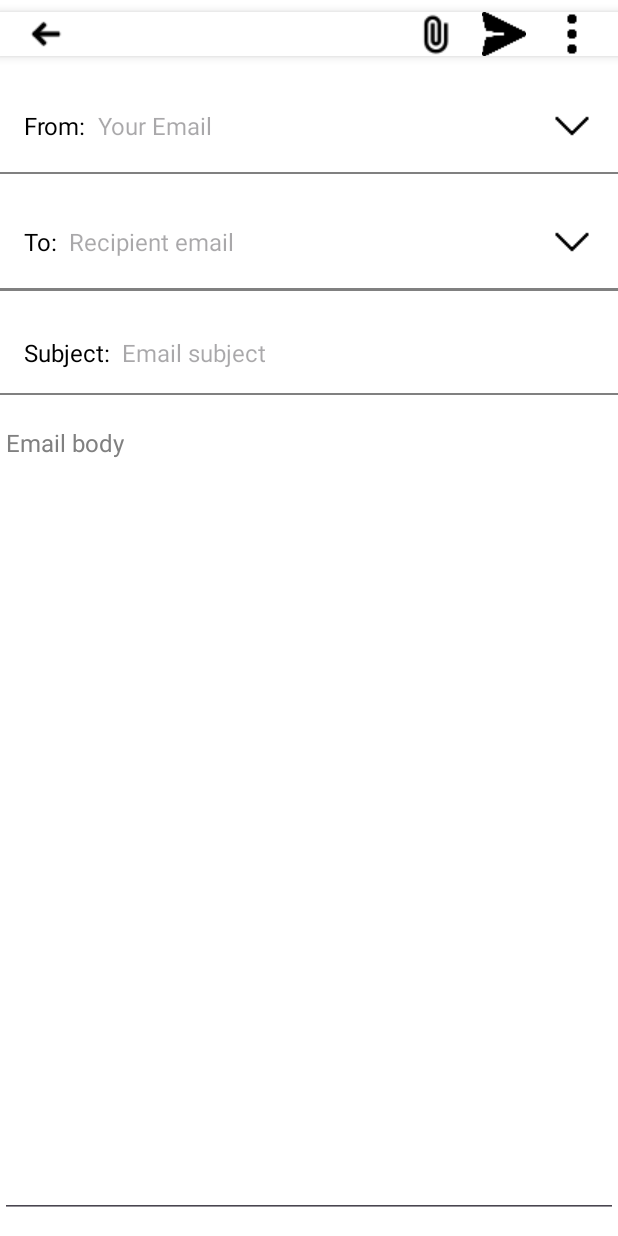
After one commit to minhnguyenquang1709/android-email-client, an Android app: the WriteActivity screen opened directly, with no data from a screen before it, on a phone screen of 412 x 824 dp. The commit adds this screen. Run offline under Robolectric (Android 15) with nearby library versions, the phone set to English and light mode, and no system bars; libraries missing offline, so code that uses them is left out: jakarta.mail, jakarta.mail.internet; 2 statements that could not run were skipped.

Commit message:
merge WriteActivity

```diff
--- a/app/src/main/AndroidManifest.xml
+++ b/app/src/main/AndroidManifest.xml
@@ -37,10 +37,8 @@
             android:exported="false" /><activity
         android:name=".Activity.HelpFeedbackActivity"
         android:exported="false" />
-        <activity android:name=".Activity.GeneralSettingActivity">
-            <!-- Optional: Define launchMode or other settings -->
-        </activity>
-
+        <activity android:name=".Activity.GeneralSettingActivity"/>
+        <activity android:name=".Activity.WriteActivity"/>
 
     </application>
 
--- a/app/src/main/java/vn/edu/usth/email/Activity/SearchActivity.java
+++ b/app/src/main/java/vn/edu/usth/email/Activity/SearchActivity.java
@@ -73,6 +73,8 @@ public class SearchActivity extends AppCompatActivity {
                     startTrashActivity(userId, accessToken);
                 } else if (itemId == R.id.helpnfeedback) {
                     startActivity(new Intent(SearchActivity.this, HelpFeedbackActivity.class));
+                } else if (itemId == R.id.compose){
+                    startWriteActivity(userId, accessToken);
                 }
 
                 // Close the drawer after an item is clicked
@@ -90,7 +92,7 @@ public class SearchActivity extends AppCompatActivity {
                 if (!(this instanceof SearchActivity)) {
                     startActivity(new Intent(SearchActivity.this, SearchActivity.class));
                 }
-            } else if (itemId == R.id.video_icon) {
+            } else if (itemId == R.id.settings_icon) {
                 startActivity(new Intent(SearchActivity.this, GeneralSettingActivity.class));
             }
             return true;
@@ -125,6 +127,13 @@ public class SearchActivity extends AppCompatActivity {
     // Define separate methods for each activity to start
     private void startStarredActivity(String userId, String accessToken) {
         Intent intent = new Intent(SearchActivity.this, StarredActivity.class);
+        intent.putExtra("userId", userId);
+        intent.putExtra("accessToken", accessToken);
+        startActivity(intent);
+    }
+
+    private void startWriteActivity(String userId, String accessToken) {
+        Intent intent = new Intent(SearchActivity.this, WriteActivity.class);
         intent.putExtra("userId", userId);
         intent.putExtra("accessToken", accessToken);
         startActivity(intent);
@@ -166,6 +175,7 @@ public class SearchActivity extends AppCompatActivity {
     // Fetch emails based on search term
     private void fetchEmailsMessages(String userId, Gmail service, String searchTerm) {
         new Thread(() -> {
+            Log.i("fetch messages", "begin fetching email messages...");
             List<Email> emailList = new ArrayList<>();
             try {
                 ListMessagesResponse listResponse = service.users().messages().list(userId).setQ(searchTerm.isEmpty() ? "" : searchTerm).execute();
--- a/app/src/main/java/vn/edu/usth/email/Activity/SendActivity.java
+++ b/app/src/main/java/vn/edu/usth/email/Activity/SendActivity.java
@@ -116,6 +116,8 @@ public class SendActivity extends AppCompatActivity {
             NavigationHelper.navigateToActivity(this, TrashActivity.class, userId, accessToken);
         } else if (itemId == R.id.helpnfeedback) {
             startActivity(new Intent(this, HelpFeedbackActivity.class));
+        } else if (itemId == R.id.compose){
+            NavigationHelper.navigateToActivity(this, WriteActivity.class, userId, accessToken);
         }
     }
 
@@ -124,7 +126,7 @@ public class SendActivity extends AppCompatActivity {
 
         if (itemId == R.id.mail_icon) {
             NavigationHelper.navigateToActivity(this, SendActivity.class, userId, accessToken);
-        } else if (itemId == R.id.video_icon) {
+        } else if (itemId == R.id.settings_icon) {
             NavigationHelper.navigateToActivity(this, GeneralSettingActivity.class, userId, accessToken);
         }
     }
--- a/app/src/main/java/vn/edu/usth/email/Activity/StarredActivity.java
+++ b/app/src/main/java/vn/edu/usth/email/Activity/StarredActivity.java
@@ -116,6 +116,8 @@ public class StarredActivity extends AppCompatActivity {
             NavigationHelper.navigateToActivity(this, TrashActivity.class, userId, accessToken);
         } else if (itemId == R.id.helpnfeedback) {
             startActivity(new Intent(this, HelpFeedbackActivity.class));
+        } else if (itemId == R.id.compose){
+            NavigationHelper.navigateToActivity(this, WriteActivity.class, userId, accessToken);
         }
     }
 
@@ -124,7 +126,7 @@ public class StarredActivity extends AppCompatActivity {
 
         if (itemId == R.id.mail_icon) {
             NavigationHelper.navigateToActivity(this, StarredActivity.class, userId, accessToken);
-        } else if (itemId == R.id.video_icon) {
+        } else if (itemId == R.id.settings_icon) {
             NavigationHelper.navigateToActivity(this, GeneralSettingActivity.class, userId, accessToken);
         }
     }
--- a/app/src/main/java/vn/edu/usth/email/Activity/TrashActivity.java
+++ b/app/src/main/java/vn/edu/usth/email/Activity/TrashActivity.java
@@ -116,6 +116,8 @@ public class TrashActivity extends AppCompatActivity {
             NavigationHelper.navigateToActivity(this, TrashActivity.class, userId, accessToken);
         } else if (itemId == R.id.helpnfeedback) {
             startActivity(new Intent(this, HelpFeedbackActivity.class));
+        } else if (itemId == R.id.compose){
+            NavigationHelper.navigateToActivity(this, WriteActivity.class, userId, accessToken);
         }
     }
 
@@ -124,7 +126,7 @@ public class TrashActivity extends AppCompatActivity {
 
         if (itemId == R.id.mail_icon) {
             NavigationHelper.navigateToActivity(this, TrashActivity.class, userId, accessToken);
-        } else if (itemId == R.id.video_icon) {
+        } else if (itemId == R.id.settings_icon) {
             NavigationHelper.navigateToActivity(this, GeneralSettingActivity.class, userId, accessToken);
         }
     }
--- /dev/null
+++ b/app/src/main/java/vn/edu/usth/email/Activity/WriteActivity.java
@@ -0,0 +1,209 @@
+package vn.edu.usth.email.Activity;
+
+import android.content.Intent;
+import android.net.Uri;
+import android.os.Bundle;
+import android.os.Handler;
+import android.os.Looper;
+import android.util.Log;
+import android.view.View;
+import android.widget.EditText;
+import android.widget.ImageButton;
+import android.widget.Toast;
+
+import androidx.annotation.NonNull;
+import androidx.appcompat.app.AppCompatActivity;
+import androidx.core.graphics.Insets;
+import androidx.core.view.ViewCompat;
+import androidx.core.view.WindowInsetsCompat;
+
+import com.google.api.client.googleapis.javanet.GoogleNetHttpTransport;
+import com.google.api.client.http.javanet.NetHttpTransport;
+import com.google.api.client.json.JsonFactory;
+import com.google.api.client.json.gson.GsonFactory;
+import com.google.api.client.util.Base64;
+import com.google.api.services.gmail.Gmail;
+
+import java.io.ByteArrayOutputStream;
+import java.io.IOException;
+import java.security.GeneralSecurityException;
+import java.util.Properties;
+
+import jakarta.mail.Message;
+import jakarta.mail.MessagingException;
+import jakarta.mail.Session;
+import jakarta.mail.internet.InternetAddress;
+import jakarta.mail.internet.MimeMessage;
+import vn.edu.usth.email.R;
+
+public class WriteActivity extends AppCompatActivity {
+    private static final int PICK_FILE_REQUEST = 1;
+
+    private ImageButton sendEmailButton;
+    private ImageButton backButton;
+    private ImageButton moreOptionsButton;
+    private ImageButton fromArrowButton;
+    private ImageButton toArrowButton;
+    private EditText fromEmailField;
+    private EditText toEmailField;
+    private EditText subjectField;
+    private EditText bodyField;
+    private Uri selectedFileUri;
+    private String accessToken;
+    private String userId;
+    private Gmail service;
+    private Handler handler;
+
+    public WriteActivity(){
+        accessToken = null;
+        userId = null;
+        service = null;
+
+        this.handler = new Handler(Looper.getMainLooper()){
+            @Override
+            public void handleMessage(@NonNull android.os.Message msg) {
+                // executed in the main thread
+                String content = msg.getData().toString();
+                Toast.makeText(WriteActivity.this, content, Toast.LENGTH_SHORT).show();
+                Log.i("Handler", content);
+            }
+        };;
+    }
+
+    @Override
+    protected void onCreate(Bundle savedInstanceState ) {
+        super.onCreate(savedInstanceState);
+        setContentView(R.layout.activity_write);
+        ViewCompat.setOnApplyWindowInsetsListener(findViewById(R.id.activity_write), (v, insets) -> {
+            Insets systemBars = insets.getInsets(WindowInsetsCompat.Type.systemBars());
+            v.setPadding(systemBars.left, systemBars.top, systemBars.right, systemBars.bottom);
+            return insets;
+
+        });
+
+        // retrieve data from previous Activity
+        Intent intent = getIntent();
+        accessToken = intent.getStringExtra("accessToken");
+        userId = intent.getStringExtra("userId");
+        try {
+            service = initializeGmailApiService(accessToken);
+        } catch (GeneralSecurityException e) {
+            throw new RuntimeException(e);
+        } catch (IOException e) {
+            throw new RuntimeException(e);
+        }
+
+        sendEmailButton = findViewById(R.id.send_email_button);
+        backButton = findViewById(R.id.back_arrow);
+        moreOptionsButton = findViewById(R.id.more_options_button);
+        fromArrowButton = findViewById(R.id.from_arrow_button);
+        toArrowButton = findViewById(R.id.to_arrow_button);
+        fromEmailField = findViewById(R.id.input_email);
+        toEmailField = findViewById(R.id.input_to_email);
+        subjectField = findViewById(R.id.input_subject);
+        bodyField = findViewById(R.id.input_email_body);
+
+        // Set listeners for the buttons
+        sendEmailButton.setOnClickListener(new View.OnClickListener() {
+            @Override
+            public void onClick(View v) {
+                String to = toEmailField.getText().toString();
+                String from = userId;
+                String subject = subjectField.getText().toString();
+                String body = bodyField.getText().toString();
+                MimeMessage message = null;
+                try {
+                    message = createEmail(to, from, subject, body);
+                } catch (MessagingException e) {
+                    throw new RuntimeException(e);
+                }
+
+                if (message != null){
+                    try {
+                        sendEmail(service, userId, message, handler);
+                    } catch (MessagingException e) {
+                        throw new RuntimeException(e);
+                    } catch (IOException e) {
+                        throw new RuntimeException(e);
+                    }
+                }
+                else{
+                    Log.e("Compose Error", "Couldn't make MIME message!");
+                }
+            }
+        });
+
+        backButton.setOnClickListener(new View.OnClickListener() {
+            @Override
+            public void onClick(View v) {
+                getOnBackPressedDispatcher().onBackPressed();
+            }
+        });
+    }
+
+    private Gmail initializeGmailApiService(String accessToken) throws GeneralSecurityException, IOException {
+        Log.i("GmailAPI", "start getting email data...");
+        final NetHttpTransport HTTP_TRANSPORT = GoogleNetHttpTransport.newTrustedTransport();
+        final JsonFactory JSON_FACTORY = GsonFactory.getDefaultInstance();;
+
+        Gmail service;
+        service = new Gmail.Builder(HTTP_TRANSPORT, JSON_FACTORY, request -> {
+            request.setInterceptor(httpRequest->{
+                // set the access token in the request header
+                httpRequest.getHeaders().setAuthorization("Bearer " + accessToken);
+            });
+        }).build();
+
+        return service;
+    }
+
+    // build a MIME message
+    private MimeMessage createEmail(String to, String from, String subject, String messageBody) throws MessagingException {
+        Properties props = new Properties();
+        Session session = Session.getInstance(props, null);
+
+        MimeMessage email = new MimeMessage(session);
+        email.setFrom(new InternetAddress(from));
+        email.addRecipients(Message.RecipientType.TO, String.valueOf(new InternetAddress(to)));
+        email.setSubject(subject);
+        email.setText(messageBody);
+
+        return email;
+    }
+
+    private com.google.api.services.gmail.model.Message createGmailMessage(MimeMessage emailContent) throws MessagingException, IOException{
+        ByteArrayOutputStream buffer = new ByteArrayOutputStream();
+        emailContent.writeTo(buffer);
+        byte[] rawEmail = buffer.toByteArray();
+        String encodedEmail = Base64.encodeBase64URLSafeString(rawEmail);
+
+        com.google.api.services.gmail.model.Message message = new com.google.api.services.gmail.model.Message();
+        message.setRaw(encodedEmail);
+        return message;
+    }
+
+    private void sendEmail(Gmail service, String userId, MimeMessage emailContent, Handler handler) throws MessagingException, IOException {
+        Thread t = new Thread(new Runnable() {
+            @Override
+            public void run() {
+                com.google.api.services.gmail.model.Message message = null;
+                try {
+                    message = createGmailMessage(emailContent);
+                    service.users().messages().send(userId, message).execute();
+                } catch (MessagingException e) {
+                    throw new RuntimeException(e);
+                } catch (IOException e) {
+                    throw new RuntimeException(e);
+                }
+
+                handler.post(new Runnable() {
+                    @Override
+                    public void run() {
+                        Log.i("Send email message", "done");
+                    }
+                });
+            }
+        });
+        t.start();
+    }
+}
--- /dev/null
+++ b/app/src/main/res/layout/activity_write.xml
@@ -0,0 +1,232 @@
+<?xml version="1.0" encoding="utf-8"?>
+<androidx.constraintlayout.widget.ConstraintLayout xmlns:android="http://schemas.android.com/apk/res/android"
+    xmlns:app="http://schemas.android.com/apk/res-auto"
+    xmlns:tools="http://schemas.android.com/tools"
+    android:id="@+id/activity_write"
+    android:layout_width="match_parent"
+    android:layout_height="match_parent"
+    android:background="#FFFFFF">
+
+    <!-- Title bar with Back button and other buttons -->
+    <RelativeLayout
+        android:id="@+id/title_bar"
+        android:layout_width="match_parent"
+        android:layout_height="wrap_content"
+        android:layout_marginTop="@dimen/marginTop"
+        android:background="@color/white"
+        android:elevation="@dimen/elevation"
+        app:layout_constraintTop_toTopOf="parent">
+
+        <!-- Back button (arrow) -->
+        <ImageButton
+            android:id="@+id/back_arrow"
+            android:layout_width="@dimen/layoutWidth"
+            android:layout_height="@dimen/layoutHeight"
+            android:layout_marginStart="@dimen/layoutMarginStart"
+            android:src="@drawable/back_arrow"
+            android:background="?attr/selectableItemBackgroundBorderless"
+            android:contentDescription="@string/back"
+            app:tint="#000000"
+            android:layout_alignParentStart="true"
+            android:layout_centerVertical="true"/>
+
+        <!-- More Options button (three dots) -->
+        <ImageButton
+            android:id="@+id/more_options_button"
+            android:layout_width="@dimen/layoutWidth"
+            android:layout_height="@dimen/layoutHeight"
+            android:layout_alignParentEnd="true"
+            android:layout_marginEnd="@dimen/layoutMarginStart"
+            android:background="?attr/selectableItemBackgroundBorderless"
+            android:contentDescription="@string/more_option"
+            android:src="@drawable/dots"
+            app:tint="#000000"
+            android:layout_centerVertical="true"/>
+
+        <!-- Send Email button -->
+        <ImageButton
+            android:id="@+id/send_email_button"
+            android:layout_width="@dimen/layoutWidth"
+            android:layout_height="@dimen/layoutHeight"
+            android:layout_toStartOf="@id/more_options_button"
+            android:layout_marginEnd="@dimen/layoutMarginStart"
+            android:background="?attr/selectableItemBackgroundBorderless"
+            android:src="@drawable/sending"
+            android:contentDescription="@string/send_mail"
+            app:tint="#000000"
+            android:layout_centerVertical="true"/>
+
+        <!-- Add File button -->
+        <ImageButton
+            android:id="@+id/add_files_button"
+            android:layout_width="@dimen/layoutWidth"
+            android:layout_height="@dimen/layoutHeight"
+            android:layout_toStartOf="@id/send_email_button"
+            android:layout_marginEnd="@dimen/layoutMarginStart"
+            android:background="?attr/selectableItemBackgroundBorderless"
+            android:src="@drawable/link2"
+            android:contentDescription="@string/add_file"
+            app:tint="#000000"
+            android:layout_centerVertical="true"/>
+
+    </RelativeLayout>
+
+    <!-- From Email Field -->
+    <LinearLayout
+        android:id="@+id/from_email"
+        android:layout_width="match_parent"
+        android:layout_height="wrap_content"
+        android:layout_marginTop="@dimen/layoutMarginStart"
+        android:orientation="horizontal"
+        android:padding="@dimen/layoutMarginStart"
+        app:layout_constraintTop_toBottomOf="@id/title_bar"
+        app:layout_constraintStart_toStartOf="parent"
+        app:layout_constraintEnd_toEndOf="parent">
+
+        <TextView
+            android:id="@+id/from_label"
+            android:layout_width="wrap_content"
+            android:layout_height="wrap_content"
+            android:layout_gravity="center_vertical"
+            android:text="@string/from_email"
+            android:textColor="#000000"
+            android:textSize="@dimen/textSizeEmail"/>
+
+        <EditText
+            android:id="@+id/input_email"
+            android:layout_width="0dp"
+            android:layout_height="wrap_content"
+            android:layout_marginStart="@dimen/yourLayoutMarginStart"
+            android:layout_weight="1"
+            android:hint="@string/your_email"
+            android:textColor="#000000"
+            android:textSize="@dimen/textSizeEmail"
+            android:layout_marginTop="@dimen/layoutMarginTop"
+            android:inputType="textEmailAddress"
+            android:background="@null"/>
+
+        <ImageButton
+            android:id="@+id/from_arrow_button"
+            android:layout_width="@dimen/layoutWidth"
+            android:layout_height="@dimen/layoutHeight"
+            android:background="?attr/selectableItemBackgroundBorderless"
+            android:src="@drawable/arrow_down"
+            android:contentDescription="@string/drop_down"
+            app:tint="#000000"/>
+    </LinearLayout>
+
+    <!-- Separator Line -->
+    <View
+        android:layout_width="match_parent"
+        android:layout_height="@dimen/viewHeight"
+        android:background="@color/dark_gray"
+        app:layout_constraintTop_toBottomOf="@id/from_email" />
+
+    <!-- To Email Field -->
+    <LinearLayout
+        android:id="@+id/to_email"
+        android:layout_width="match_parent"
+        android:layout_height="wrap_content"
+        android:layout_marginTop="@dimen/layoutMarginStart"
+        android:orientation="horizontal"
+        android:padding="@dimen/layoutMarginStart"
+        app:layout_constraintTop_toBottomOf="@id/from_email"
+        app:layout_constraintStart_toStartOf="parent"
+        app:layout_constraintEnd_toEndOf="parent">
+
+        <TextView
+            android:id="@+id/to_label"
+            android:layout_width="wrap_content"
+            android:layout_height="wrap_content"
+            android:text="@string/to_email"
+            android:textSize="@dimen/textSizeEmail"
+            android:textColor="#000000"
+            android:layout_gravity="center_vertical"/>
+
+        <EditText
+            android:id="@+id/input_to_email"
+            android:layout_width="0dp"
+            android:layout_height="wrap_content"
+            android:layout_marginStart="@dimen/yourLayoutMarginStart"
+            android:layout_weight="1"
+            android:hint="@string/recipient_email"
+            android:textColor="#000000"
+            android:textSize="@dimen/textSizeEmail"
+            android:layout_marginTop="@dimen/layoutMarginTop"
+            android:inputType="textEmailAddress"
+            android:background="@null"/>
+
+        <ImageButton
+            android:id="@+id/to_arrow_button"
+            android:layout_width="@dimen/layoutWidth"
+            android:layout_height="@dimen/layoutHeight"
+            android:background="?attr/selectableItemBackgroundBorderless"
+            android:src="@drawable/arrow_down"
+            android:contentDescription="@string/drop_down"
+            app:tint="#000000"/>
+    </LinearLayout>
+
+    <!-- Separator Line -->
+    <View
+        android:layout_width="match_parent"
+        android:layout_height="@dimen/toViewHeight"
+        android:background="@color/dark_gray"
+        app:layout_constraintTop_toBottomOf="@id/to_email" />
+
+    <!-- Subject Field -->
+    <LinearLayout
+        android:id="@+id/subject_email"
+        android:layout_width="match_parent"
+        android:layout_height="wrap_content"
+        android:layout_marginTop="@dimen/layoutMarginStart"
+        android:orientation="horizontal"
+        android:padding="@dimen/layoutMarginStart"
+        app:layout_constraintTop_toBottomOf="@id/to_email"
+        app:layout_constraintStart_toStartOf="parent"
+        app:layout_constraintEnd_toEndOf="parent">
+
+        <TextView
+            android:id="@+id/subject_label"
+            android:layout_width="wrap_content"
+            android:layout_height="wrap_content"
+            android:text="@string/subject_email"
+            android:textSize="@dimen/textSizeEmail"
+            android:textColor="@color/black"
+            android:layout_gravity="center_vertical"/>
+
+        <EditText
+            android:id="@+id/input_subject"
+            android:layout_width="0dp"
+            android:layout_height="wrap_content"
+            android:layout_marginStart="@dimen/yourLayoutMarginStart"
+            android:layout_weight="1"
+            android:hint="@string/hint"
+            android:textColor="@color/black"
+            android:textSize="@dimen/textSizeEmail"
+            android:background="@null"/>
+    </LinearLayout>
+
+    <!-- Separator Line -->
+    <View
+        android:layout_width="match_parent"
+        android:layout_height="@dimen/viewHeight"
+        android:background="@color/dark_gray"
+        app:layout_constraintTop_toBottomOf="@id/subject_email" />
+
+    <!-- Email Body Field -->
+    <EditText
+        android:id="@+id/input_email_body"
+        android:layout_width="match_parent"
+        android:layout_height="0dp"
+        android:layout_marginTop="@dimen/marginStart"
+        android:layout_marginBottom="@dimen/marginStart"
+        app:layout_constraintTop_toBottomOf="@id/subject_email"
+        app:layout_constraintStart_toStartOf="parent"
+        app:layout_constraintEnd_toEndOf="parent"
+        app:layout_constraintBottom_toBottomOf="parent"
+        android:textColorHint="@color/dark_gray"
+        android:textColor="@color/black"
+        android:gravity="top"
+        android:textSize="@dimen/textSizeEmail"
+        android:hint="@string/email_body_hint"/>
+</androidx.constraintlayout.widget.ConstraintLayout>
--- a/app/src/main/res/menu/bottom_nav_menu.xml
+++ b/app/src/main/res/menu/bottom_nav_menu.xml
@@ -6,7 +6,7 @@
         android:title="@string/mail_icon" />
 
     <item
-        android:id="@+id/video_icon"
+        android:id="@+id/settings_icon"
         android:icon="@drawable/ic_setting"
         android:title="@string/video_icon" />
 </menu>
--- a/app/src/main/res/menu/drawer_menu.xml
+++ b/app/src/main/res/menu/drawer_menu.xml
@@ -22,4 +22,9 @@
         android:title="Help &amp; Feedback"
         android:icon="@drawable/help_icon"/>
 
+    <item
+        android:id="@+id/compose"
+        android:title="Compose"
+        android:icon="@drawable/ic_compose"/>
+
 </menu>
--- a/app/src/main/res/values/dimension.xml
+++ b/app/src/main/res/values/dimension.xml
@@ -47,4 +47,16 @@
     <!-- Auth Activity -->
     <dimen name="auth_icon_mail_height">175dp</dimen>
     <dimen name="auth_message_padding">16dp</dimen>
+
+    <!-- WriteActivity-->
+    <dimen name="marginTop">8dp</dimen>
+    <dimen name="elevation">4dp</dimen>
+    <dimen name="layoutWidth">29dp</dimen>
+    <dimen name="layoutHeight">29dp</dimen>
+    <dimen name="layoutMarginStart">16dp</dimen>
+    <dimen name="layoutMarginTop">3dp</dimen>
+    <dimen name="textSizeEmail">16sp</dimen>
+    <dimen name="yourLayoutMarginStart">8dp</dimen>
+    <dimen name="viewHeight">1dp</dimen>
+    <dimen name="toViewHeight">2dp</dimen>
 </resources>
--- a/app/src/main/res/values/strings.xml
+++ b/app/src/main/res/values/strings.xml
@@ -102,6 +102,18 @@ Lorem ipsum dolor sit amet, consectetur adipiscing elit, sed do eiusmod tempor i
 
     <!-- Write Activity -->
     <string name="write">Write</string>
+    <string name="back">Back</string>
+    <string name="more_option">More Options</string>
+    <string name="send_mail">Send EMail</string>
+    <string name="add_file">Add File</string>
+    <string name="from_email">From: </string>
+    <string name="to_email">To: </string>
+    <string name="subject_email">Subject: </string>
+    <string name="hint">Email subject </string>
+    <string name="recipient_email">Recipient email</string>
+    <string name="your_email">Your Email</string>
+    <string name="drop_down">Dropdown</string>
+    <string name="email_body_hint">Email body</string>
 
     <!-- Auth Activity -->
     <string name="client_id">1090608125846-qon86vtqa3srhekp2i8cqvctmderk2gm.apps.googleusercontent.com</string>
```
Also changed, not shown: app/build.gradle.kts (+5 -3 lines), app/src/main/res/drawable/arrow_down.png (added), app/src/main/res/drawable/back_arrow.png (added), app/src/main/res/drawable/dots.png (added), app/src/main/res/drawable/ic_compose.png (added), app/src/main/res/drawable/link2.png (added), app/src/main/res/drawable/sending.png (added).
